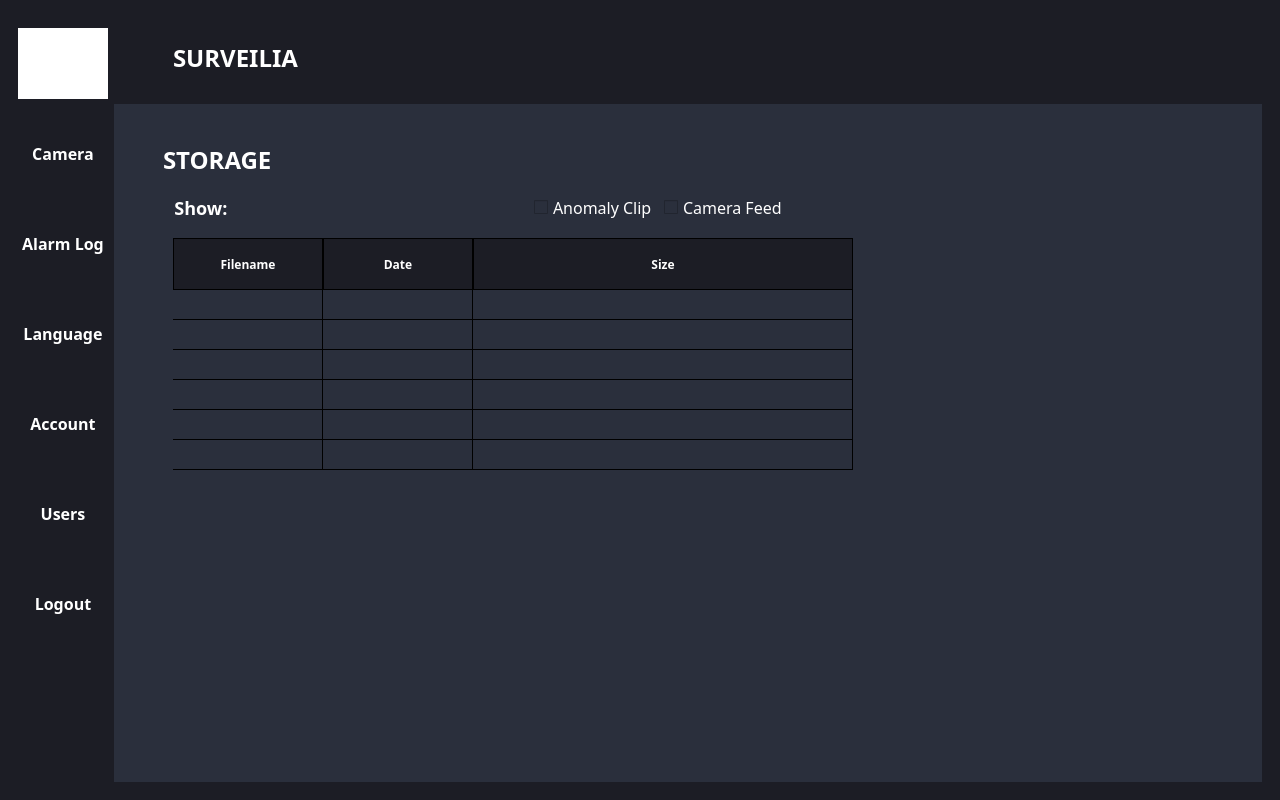
Before: the Qt Designer form surveiliaFrontEnd.ui in FYP-Surveilia/Surveilia-Application, drawn with Qt 5.
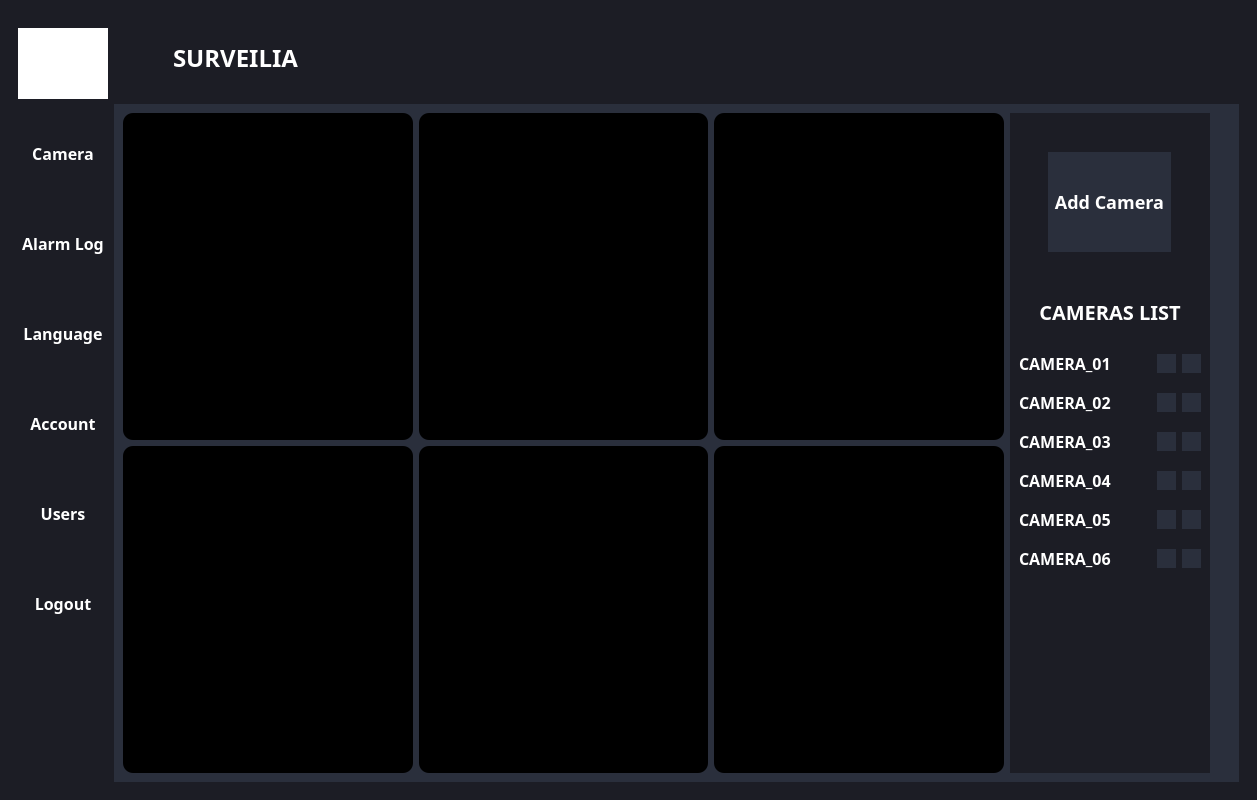
After: the same form once the commit is applied. Icons and pictures are not drawn.

```diff
--- a/surveiliaFrontEnd.ui
+++ b/surveiliaFrontEnd.ui
@@ -6,7 +6,7 @@
    <rect>
     <x>0</x>
     <y>0</y>
-    <width>1280</width>
+    <width>1257</width>
     <height>800</height>
    </rect>
   </property>
@@ -988,7 +988,7 @@
 </string>
               </property>
               <property name="currentIndex">
-               <number>3</number>
+               <number>1</number>
               </property>
               <widget class="QWidget" name="welcome_page">
                <property name="styleSheet">
@@ -2176,334 +2176,6 @@
                 </item>
                </layout>
               </widget>
-              <widget class="QWidget" name="storage_page">
-               <property name="styleSheet">
-                <string notr="true">*{
-font-family: century gothic;
-background: #2A2F3C ;
-}
-QLineEdit, QTextEdit{
-background: #201f1f;
-border:#201f1f;
-color:white;
-font-size:18px;
-}
-QLabel{
-color: white;
-font-size: 18px;
-
-}
-QPushButton, QToolButton{
-font-weight:bold;
-color:white ;
-background: #2A2F3C ;
-}
-QPushButton:hover{
-color:white;
-background-color:black;
-}
-</string>
-               </property>
-               <layout class="QVBoxLayout" name="verticalLayout_4">
-                <item>
-                 <spacer name="verticalSpacer_3">
-                  <property name="orientation">
-                   <enum>Qt::Vertical</enum>
-                  </property>
-                  <property name="sizeType">
-                   <enum>QSizePolicy::Minimum</enum>
-                  </property>
-                  <property name="sizeHint" stdset="0">
-                   <size>
-                    <width>20</width>
-                    <height>30</height>
-                   </size>
-                  </property>
-                 </spacer>
-                </item>
-                <item>
-                 <layout class="QHBoxLayout" name="horizontalLayout_9">
-                  <item>
-                   <spacer name="horizontalSpacer_9">
-                    <property name="orientation">
-                     <enum>Qt::Horizontal</enum>
-                    </property>
-                    <property name="sizeType">
-                     <enum>QSizePolicy::Fixed</enum>
-                    </property>
-                    <property name="sizeHint" stdset="0">
-                     <size>
-                      <width>40</width>
-                      <height>20</height>
-                     </size>
-                    </property>
-                   </spacer>
-                  </item>
-                  <item>
-                   <widget class="QLabel" name="storage_label">
-                    <property name="styleSheet">
-                     <string notr="true">FONT-WEIGHT:BOLD;
-font-size:24px</string>
-                    </property>
-                    <property name="text">
-                     <string>STORAGE</string>
-                    </property>
-                    <property name="alignment">
-                     <set>Qt::AlignLeading|Qt::AlignLeft|Qt::AlignVCenter</set>
-                    </property>
-                   </widget>
-                  </item>
-                  <item>
-                   <spacer name="horizontalSpacer_10">
-                    <property name="orientation">
-                     <enum>Qt::Horizontal</enum>
-                    </property>
-                    <property name="sizeHint" stdset="0">
-                     <size>
-                      <width>40</width>
-                      <height>20</height>
-                     </size>
-                    </property>
-                   </spacer>
-                  </item>
-                 </layout>
-                </item>
-                <item>
-                 <spacer name="verticalSpacer_12">
-                  <property name="orientation">
-                   <enum>Qt::Vertical</enum>
-                  </property>
-                  <property name="sizeType">
-                   <enum>QSizePolicy::Minimum</enum>
-                  </property>
-                  <property name="sizeHint" stdset="0">
-                   <size>
-                    <width>20</width>
-                    <height>10</height>
-                   </size>
-                  </property>
-                 </spacer>
-                </item>
-                <item>
-                 <layout class="QHBoxLayout" name="horizontalLayout_8">
-                  <item>
-                   <widget class="QLabel" name="show_label">
-                    <property name="text">
-                     <string>           Show:</string>
-                    </property>
-                   </widget>
-                  </item>
-                  <item>
-                   <spacer name="horizontalSpacer_7">
-                    <property name="orientation">
-                     <enum>Qt::Horizontal</enum>
-                    </property>
-                    <property name="sizeType">
-                     <enum>QSizePolicy::Fixed</enum>
-                    </property>
-                    <property name="sizeHint" stdset="0">
-                     <size>
-                      <width>300</width>
-                      <height>20</height>
-                     </size>
-                    </property>
-                   </spacer>
-                  </item>
-                  <item>
-                   <widget class="QCheckBox" name="anomalyClip_checkBox">
-                    <property name="styleSheet">
-                     <string notr="true">
-font-size:16px;
-color:white;</string>
-                    </property>
-                    <property name="text">
-                     <string>Anomaly Clip</string>
-                    </property>
-                   </widget>
-                  </item>
-                  <item>
-                   <widget class="QCheckBox" name="cameraFeed_checkBox">
-                    <property name="styleSheet">
-                     <string notr="true">
-font-size:16px;
-color:white;</string>
-                    </property>
-                    <property name="text">
-                     <string>Camera Feed</string>
-                    </property>
-                    <property name="iconSize">
-                     <size>
-                      <width>30</width>
-                      <height>30</height>
-                     </size>
-                    </property>
-                    <property name="checked">
-                     <bool>false</bool>
-                    </property>
-                    <property name="autoRepeat">
-                     <bool>false</bool>
-                    </property>
-                    <property name="autoExclusive">
-                     <bool>false</bool>
-                    </property>
-                    <property name="tristate">
-                     <bool>false</bool>
-                    </property>
-                   </widget>
-                  </item>
-                  <item>
-                   <spacer name="horizontalSpacer_8">
-                    <property name="orientation">
-                     <enum>Qt::Horizontal</enum>
-                    </property>
-                    <property name="sizeHint" stdset="0">
-                     <size>
-                      <width>40</width>
-                      <height>20</height>
-                     </size>
-                    </property>
-                   </spacer>
-                  </item>
-                 </layout>
-                </item>
-                <item>
-                 <layout class="QHBoxLayout" name="horizontalLayout_7">
-                  <item>
-                   <spacer name="horizontalSpacer_6">
-                    <property name="orientation">
-                     <enum>Qt::Horizontal</enum>
-                    </property>
-                    <property name="sizeType">
-                     <enum>QSizePolicy::Fixed</enum>
-                    </property>
-                    <property name="sizeHint" stdset="0">
-                     <size>
-                      <width>40</width>
-                      <height>20</height>
-                     </size>
-                    </property>
-                   </spacer>
-                  </item>
-                  <item>
-                   <widget class="QTableWidget" name="storage_tableWidget">
-                    <property name="minimumSize">
-                     <size>
-                      <width>700</width>
-                      <height>0</height>
-                     </size>
-                    </property>
-                    <property name="styleSheet">
-                     <string notr="true">QTableWidget{ 
-  width: 100%;
-   padding: 10px;
-  text-align: left;
-color: white;
-}
-
-
-QHeaderView::section {
-color:white;
-    background-color:#1C1D25;
-
-    padding: 2px;
-    border: 1px solid black;
-    font-size: 12px;
-font-weight:bold;
-
-}
-
-QTableWidget {
-    gridline-color: black;
-    font-size: 14px;
-}
-
-QTableWidget QTableCornerButton::section {
-    background-color: #2A2F3C
-    border: 1px solid black;
-}</string>
-                    </property>
-                    <property name="frameShape">
-                     <enum>QFrame::NoFrame</enum>
-                    </property>
-                    <attribute name="horizontalHeaderCascadingSectionResizes">
-                     <bool>true</bool>
-                    </attribute>
-                    <attribute name="horizontalHeaderDefaultSectionSize">
-                     <number>150</number>
-                    </attribute>
-                    <attribute name="horizontalHeaderStretchLastSection">
-                     <bool>true</bool>
-                    </attribute>
-                    <attribute name="verticalHeaderVisible">
-                     <bool>false</bool>
-                    </attribute>
-                    <attribute name="verticalHeaderHighlightSections">
-                     <bool>false</bool>
-                    </attribute>
-                    <row>
-                     <property name="text">
-                      <string>1</string>
-                     </property>
-                    </row>
-                    <row>
-                     <property name="text">
-                      <string>2</string>
-                     </property>
-                    </row>
-                    <row>
-                     <property name="text">
-                      <string>3</string>
-                     </property>
-                    </row>
-                    <row>
-                     <property name="text">
-                      <string>4</string>
-                     </property>
-                    </row>
-                    <row>
-                     <property name="text">
-                      <string>5</string>
-                     </property>
-                    </row>
-                    <row>
-                     <property name="text">
-                      <string>6</string>
-                     </property>
-                    </row>
-                    <column>
-                     <property name="text">
-                      <string>Filename</string>
-                     </property>
-                    </column>
-                    <column>
-                     <property name="text">
-                      <string>Date</string>
-                     </property>
-                    </column>
-                    <column>
-                     <property name="text">
-                      <string>Size</string>
-                     </property>
-                    </column>
-                   </widget>
-                  </item>
-                  <item>
-                   <spacer name="horizontalSpacer_5">
-                    <property name="orientation">
-                     <enum>Qt::Horizontal</enum>
-                    </property>
-                    <property name="sizeHint" stdset="0">
-                     <size>
-                      <width>40</width>
-                      <height>20</height>
-                     </size>
-                    </property>
-                   </spacer>
-                  </item>
-                 </layout>
-                </item>
-               </layout>
-              </widget>
               <widget class="QWidget" name="accountInfo_page">
                <property name="styleSheet">
                 <string notr="true">*{
```
Left out of the diff: 3 changed lines with no effect on the pictures.
